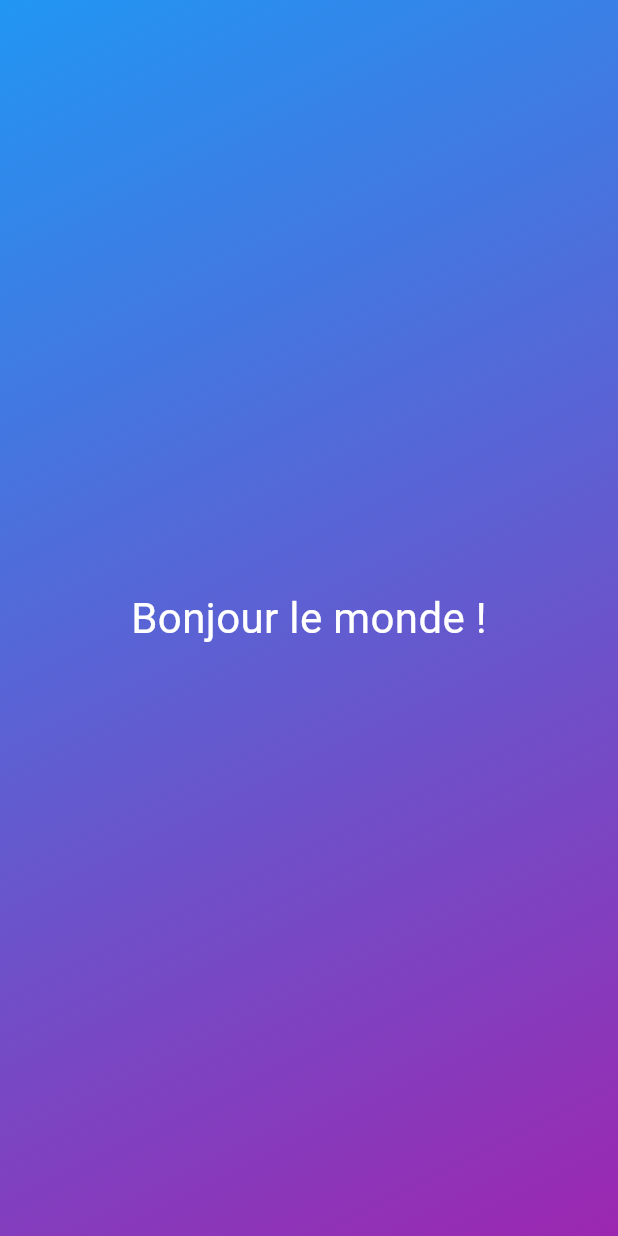
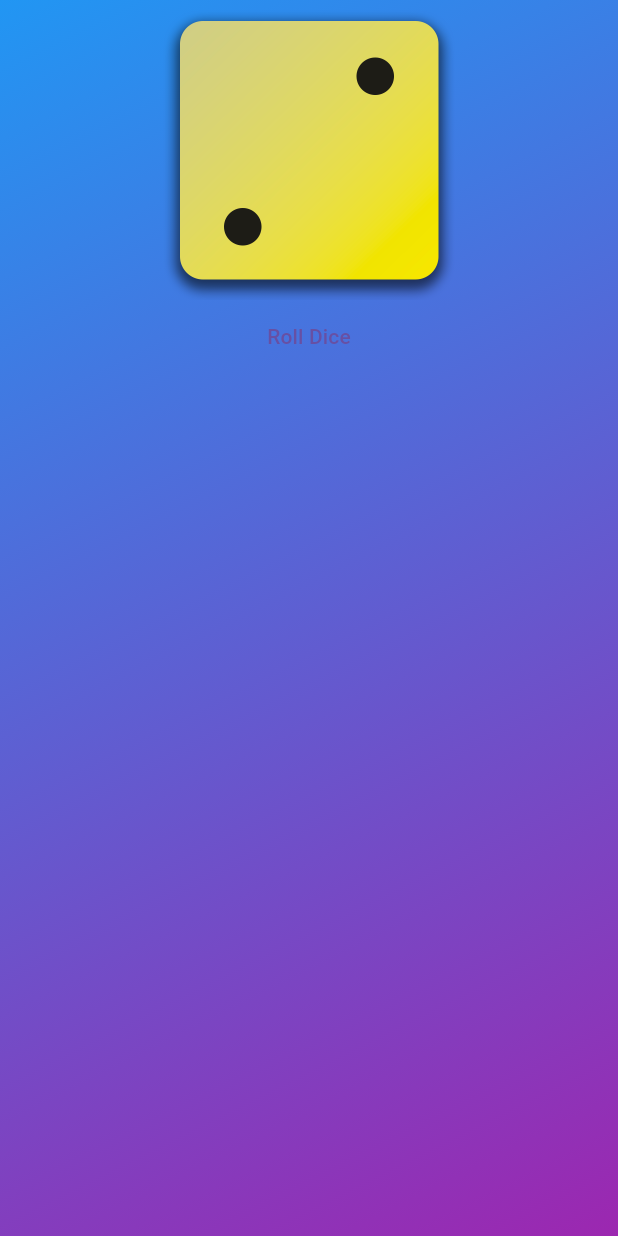
Before and after one commit to Philip970/UDEMY--Flutter-Dart-The-Complete-Guide, a Flutter app: the screen it shows after launch, on a phone screen of 412 x 824 dp. Run offline on Flutter 3.47's test engine with Material 3 defaults, Android fonts, the light colour scheme and no system bars.

Commit message:
add button

```diff
--- a/section_2__getting_solid_foundation/lib/gradient_container.dart
+++ b/section_2__getting_solid_foundation/lib/gradient_container.dart
@@ -16,9 +16,16 @@ class GradientContainer extends StatelessWidget {
         gradient: LinearGradient(
             colors: colors, begin: startAlignment, end: endAlignment),
       ),
-      child: const Center(
-        child: GrettingText("Bonjour le monde !"),
-      ),
+      child: Center(
+          child: Column(
+        children: [
+          Image.asset(
+            "assets/images/dice-2.png",
+            width: 200,
+          ),
+          TextButton(onPressed: () {}, child: const Text("Roll Dice"))
+        ],
+      )),
     );
   }
 }
```
Also changed, not shown: section_2__getting_solid_foundation/pubspec.yaml (+7 -3 lines).
